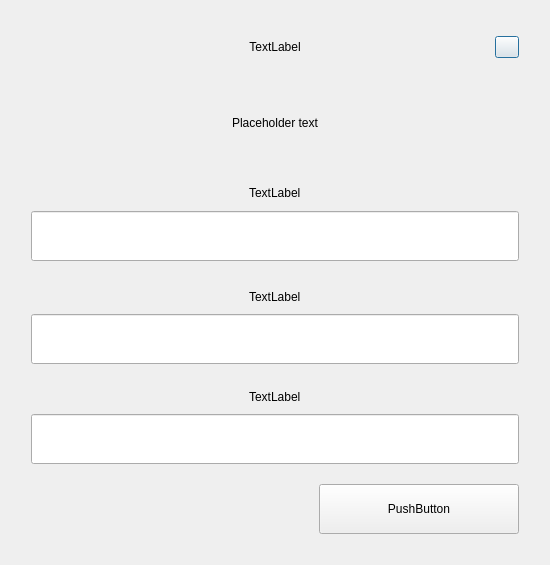
Above: src/qt/forms/askpassphrasedialog.ui from HunterCanimun/surgeofficial-surge-coin before the change. Below: the same form after it.
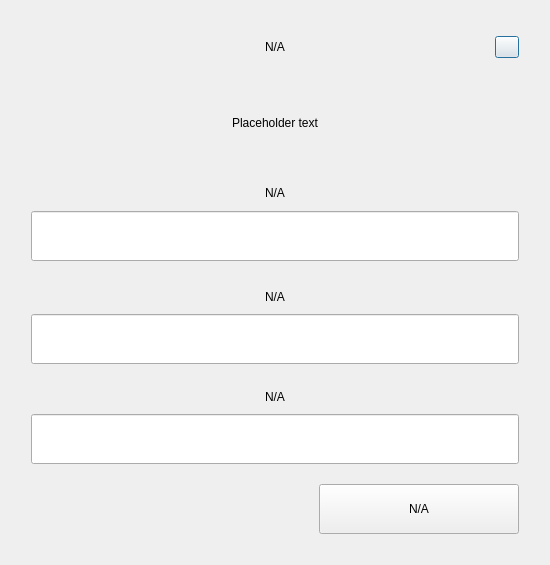
That is the form after the change.

```diff
--- a/src/qt/forms/askpassphrasedialog.ui
+++ b/src/qt/forms/askpassphrasedialog.ui
@@ -70,7 +70,7 @@
            <item alignment="Qt::AlignHCenter">
             <widget class="QLabel" name="labelTitle">
              <property name="text">
-              <string>TextLabel</string>
+              <string notr="true">N/A</string>
              </property>
              <property name="alignment">
               <set>Qt::AlignCenter</set>
@@ -148,7 +148,7 @@
              </size>
             </property>
             <property name="text">
-             <string>TextLabel</string>
+             <string notr="true">N/A</string>
             </property>
            </widget>
           </item>
@@ -204,7 +204,7 @@
         <item alignment="Qt::AlignHCenter">
          <widget class="QLabel" name="passLabel2">
           <property name="text">
-           <string>TextLabel</string>
+           <string notr="true">N/A</string>
           </property>
          </widget>
         </item>
@@ -261,7 +261,7 @@
         <item alignment="Qt::AlignHCenter">
          <widget class="QLabel" name="passLabel3">
           <property name="text">
-           <string>TextLabel</string>
+           <string notr="true">N/A</string>
           </property>
          </widget>
         </item>
@@ -351,7 +351,7 @@
            </size>
           </property>
           <property name="text">
-           <string>PushButton</string>
+           <string notr="true">N/A</string>
           </property>
          </widget>
         </item>
```
